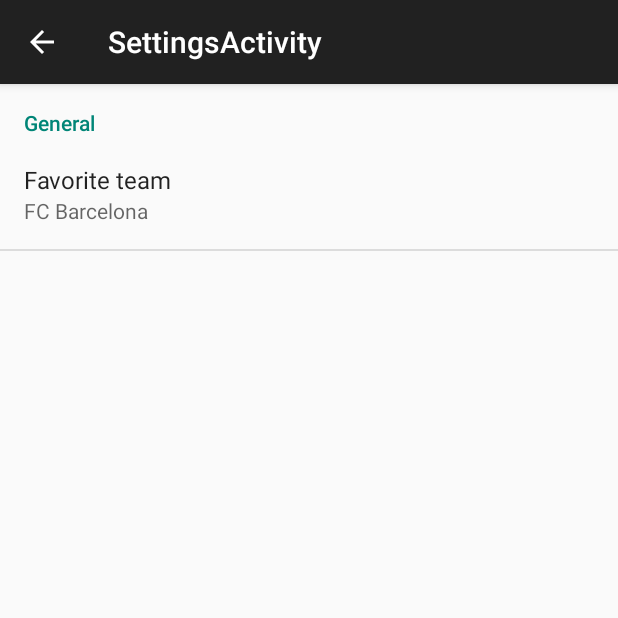
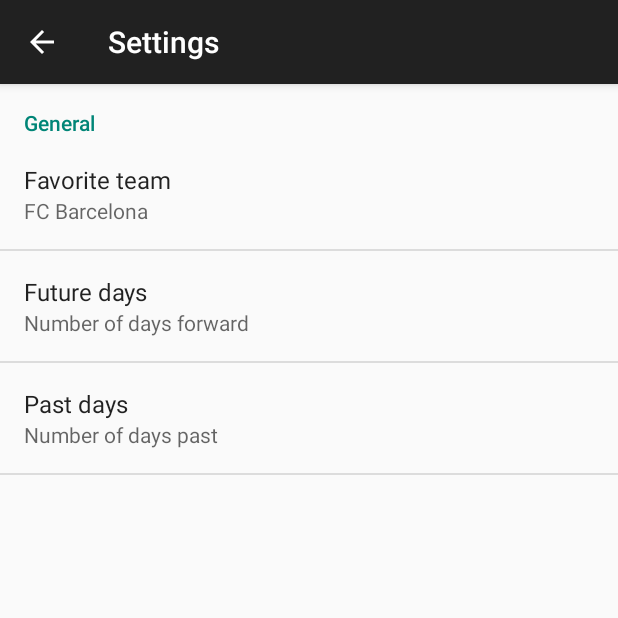
Before and after one commit to thorvx/ProyectoAndroidSSI, an Android app: the screen it shows after launch (SettingsActivity), in the options menu, after a tap on "Settings", on a phone screen of 412 x 824 dp, the top half of it. Run offline under Robolectric (Android 15) with nearby library versions, the phone set to English and light mode, and no system bars; 4 statements that could not run were skipped.

Commit message:
Avance 4ta clase

```diff
--- a/app/src/main/java/com/salamancasolutions/footballnews/MainActivity.java
+++ b/app/src/main/java/com/salamancasolutions/footballnews/MainActivity.java
@@ -17,9 +17,13 @@ import android.widget.Toast;
 
 import org.json.JSONException;
 
+import java.text.DateFormat;
+import java.text.SimpleDateFormat;
 import java.util.ArrayList;
 import java.util.Arrays;
+import java.util.Calendar;
 import java.util.Date;
+import java.util.GregorianCalendar;
 
 
 public class MainActivity extends ActionBarActivity {
@@ -36,12 +40,8 @@ public class MainActivity extends ActionBarActivity {
 
         ArrayList<Match> matches = new ArrayList<Match>();
 
-      matches.add(new Match("1", 0, "FC Barcelona", "0", "Athletic Club", "4", 0, new Date(), "FINISHED"));
-        matches.add(new Match("2", 0, "Málaga CF", "1", "FC Barcelona", "2", 0, new Date(), "FINISHED"));
-        matches.add(new Match("3", 0, "Club Atlético de Madrid", "1", "FC Barcelona", "0", 0, new Date(), "FINISHED"));
-        matches.add(new Match("4", 0, "FC Barcelona", "0", "Málaga CF", "0", 0, new Date(), "FINISHED"));
-        matches.add(new Match("5", 0, "Athletic Club", "2", "FC Barcelona", "1", 0, new Date(), "FINISHED"));
-        matches.add(new Match("6", 0, "FC Barcelona", "0", "Club Atlético de Madrid", "4", 0, new Date(), "FINISHED"));
+        matches.add(new Match("1", 0, "Team 1", "0", "Team 2", "0", 0, new Date(), "TIMED"));
+
 
         mainListAdapter = new MainListAdapter(this, matches);
 
@@ -76,12 +76,25 @@ public class MainActivity extends ActionBarActivity {
     }
 
     public void refreshResults(){
+        SharedPreferences prefs = PreferenceManager.getDefaultSharedPreferences(getBaseContext());
+        String teamId = prefs.getString("favorite_team", "81");
+        int futureDays = Integer.parseInt(prefs.getString("next_days", "10"));
+        int pastDays = Integer.parseInt(prefs.getString("past_days", "10"));
 
-        SharedPreferences prefs = PreferenceManager.getDefaultSharedPreferences(this);
-        String teamId = prefs.getString("favorite_team", "81");
+        Date today = new Date();
+        Calendar cal = new GregorianCalendar();
+        cal.setTime(today);
+        cal.add(Calendar.DAY_OF_MONTH, futureDays);
+        Date futureDay = cal.getTime();
+        cal.add(Calendar.DAY_OF_MONTH, futureDays * -1);
+        cal.add(Calendar.DAY_OF_MONTH, pastDays * -1);
+        Date pastDay = cal.getTime();
+
+        DateFormat df = new SimpleDateFormat("yyyy-MM-dd");
 
         GetResultTask task = new GetResultTask();
-        task.execute(teamId, "60");
+        task.execute(teamId, df.format(pastDay), df.format(futureDay));
+
     }
 
     @Override
@@ -110,18 +123,21 @@ public class MainActivity extends ActionBarActivity {
 
         @Override
         protected ArrayList<Match> doInBackground(String... params) {
-            if (params.length != 2)
+            if (params.length != 3)
                 return null;
 
-            String resultString = Utility.getJsonStringFromNetwork(params[0], params[1]);
+            String resultString = Utility.getJsonStringFromNetwork(params[0], params[1], params[2]);
 
             try {
+
                 return Utility.parseFixtureJson(resultString);
+
             } catch (JSONException e) {
                 Log.e(LOG_TAG, "Error parsing" + e.getMessage(), e);
                 e.printStackTrace();
                 return null;
             }
+
         }
 
         @Override
--- a/app/src/main/java/com/salamancasolutions/footballnews/SettingsActivity.java
+++ b/app/src/main/java/com/salamancasolutions/footballnews/SettingsActivity.java
@@ -7,8 +7,6 @@ import android.preference.PreferenceManager;
 import android.support.v7.app.ActionBarActivity;
 import android.os.Bundle;
 import android.view.LayoutInflater;
-import android.view.Menu;
-import android.view.MenuItem;
 import android.view.View;
 import android.view.ViewGroup;
 
--- a/app/src/main/java/com/salamancasolutions/footballnews/Utility.java
+++ b/app/src/main/java/com/salamancasolutions/footballnews/Utility.java
@@ -23,24 +23,28 @@ import java.util.Date;
 public class Utility {
     private static final String LOG_TAG = Utility.class.getSimpleName();
 
-    public static String getJsonStringFromNetwork(String team, String days) {
+    public static String getJsonStringFromNetwork(String team, String startDate, String endDate) {
         Log.d(LOG_TAG, "Starting network connection");
         HttpURLConnection urlConnection = null;
         BufferedReader reader = null;
 
-        String timeFrame = "n" + days; // n30 next 30 days, p30 previous 30 days
 
         try {
             final String FIXTURE_BASE_URL = "http://api.football-data.org/alpha/teams/";
             final String FIXTURE_PATH = "fixtures";
-            final String TIME_FRAME_PARAMETER = "timeFrame";
+            final String TIME_FRAME_PARAMETER_START = "timeFrameStart";
+            final String TIME_FRAME_PARAMETER_END = "timeFrameEnd";
 
             Uri builtUri = Uri.parse(FIXTURE_BASE_URL).buildUpon()
                     .appendPath(team)
                     .appendPath(FIXTURE_PATH)
-                    .appendQueryParameter(TIME_FRAME_PARAMETER, timeFrame)
+                    .appendQueryParameter(TIME_FRAME_PARAMETER_START, startDate)
+                    .appendQueryParameter(TIME_FRAME_PARAMETER_END, endDate)
                     .build();
             URL url = new URL(builtUri.toString());
+
+            Log.d("API Url", builtUri.toString());
+            //http://api.football-data.org/alpha/teams/81/fixtures?timeFrameStart=2015-03-01&timeFrameEnd=2015-09-05
             //http://api.football-data.org/alpha/teams/81/fixtures?timeFrame=n30
 
             urlConnection = (HttpURLConnection)url.openConnection();
@@ -91,6 +95,9 @@ public class Utility {
         ArrayList<Match> result = new ArrayList<Match>();
 
         JSONArray fixturesArray = jsonObject.getJSONArray("fixtures");
+        String count = jsonObject.getString("count");
+
+        Log.d("Count results", count);
 
         for (int i = 0; i < fixturesArray.length(); i++) {
             String selfLink;
--- a/app/src/main/res/values/strings.xml
+++ b/app/src/main/res/values/strings.xml
@@ -6,7 +6,11 @@
     <string name="title_activity_match_details">Match Detail</string>
     <string name="action_refresh">Refresh</string>
     <string name="error_get_results">Failed to get results</string>
-    <string name="title_activity_settings">SettingsActivity</string>
+    <string name="title_activity_settings">Settings</string>
     <string name="pref_header_general">General</string>
     <string name="pref_title_team_favorite">Favorite team</string>
+    <string name="pref_title_ndays">Future days</string>
+    <string name="pref_title_pdays">Past days</string>
+    <string name="pref_summary_ndays">Number of days forward</string>
+    <string name="pref_summary_pdays">Number of days past</string>
 </resources>
--- a/app/src/main/res/xml/pref_general.xml
+++ b/app/src/main/res/xml/pref_general.xml
@@ -12,6 +12,21 @@
             android:negativeButtonText="@null"
             android:positiveButtonText="@null" />
 
+        <EditTextPreference
+            android:key="next_days"
+            android:title="@string/pref_title_ndays"
+            android:summary="@string/pref_summary_ndays"
+            android:inputType="number"
+           />
+
+        <EditTextPreference
+            android:key="past_days"
+            android:title="@string/pref_title_pdays"
+            android:summary="@string/pref_summary_pdays"
+            android:inputType="number"
+            />
+
+
         </PreferenceCategory>
 
 </PreferenceScreen>
```
Also changed, not shown: 1 other file.
